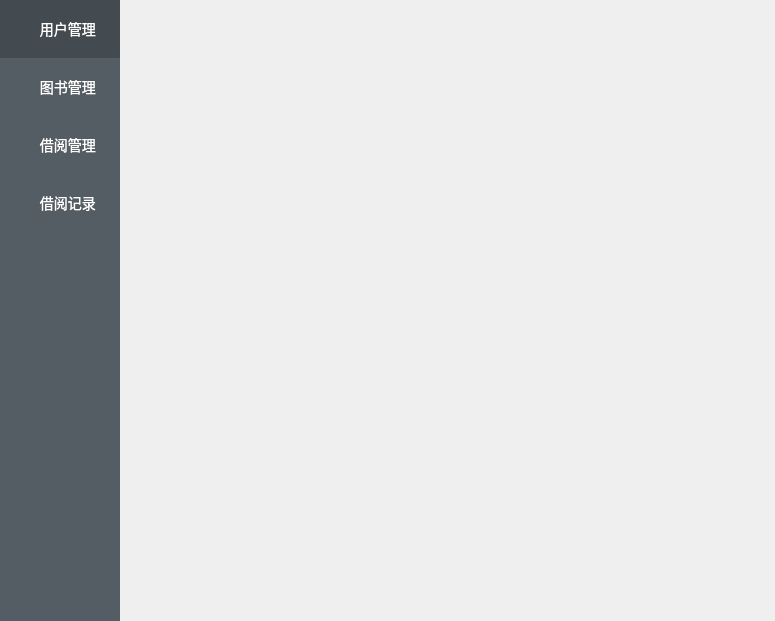
Qt form mainwindow.ui (zktkzc/qt_book_management_system) before a commit.
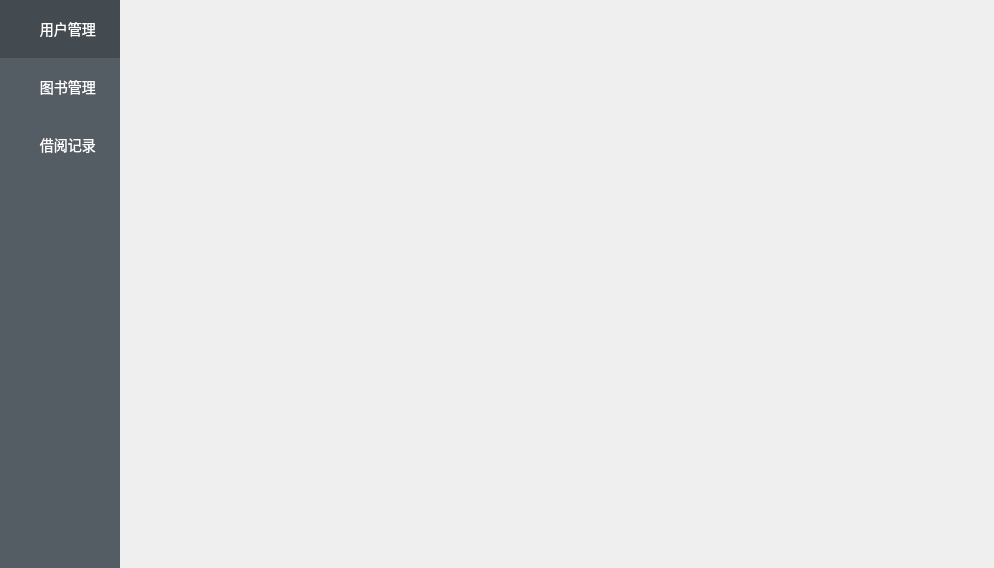
The same form after that commit. Icons and pictures are not drawn.

```diff
--- a/mainwindow.ui
+++ b/mainwindow.ui
@@ -6,12 +6,44 @@
    <rect>
     <x>0</x>
     <y>0</y>
-    <width>775</width>
-    <height>621</height>
+    <width>994</width>
+    <height>568</height>
    </rect>
   </property>
   <property name="windowTitle">
-   <string>MainWindow</string>
+   <string>Qt 图书管理系统</string>
+  </property>
+  <property name="styleSheet">
+   <string notr="true">QPushButton[name=&quot;btn&quot;]{
+	border-radius: 4px;
+	background: #409eff;
+	color: white;
+	font-size: 14px;
+	min-height: 28px;
+	min-width: 85px;
+	padding: 4px;
+}
+
+QLineEdit[name=&quot;le&quot;]{
+	border-radius: 4px;
+	min-height: 25px;
+	border: 1px solid gray;
+	max-width: 280px;
+	min-width: 280px;
+}
+
+QLabel[name=&quot;lb&quot;]{
+	font: 18px '黑体';	
+}
+
+QLabel[name=&quot;title&quot;]{
+	font: 14px '宋体';
+	color: blue;
+}
+
+QWidget[name=&quot;bg&quot;]{
+	background-color: white;
+}</string>
   </property>
   <widget class="QWidget" name="centralwidget">
    <property name="styleSheet">
@@ -76,19 +108,6 @@
        <property name="verticalSpacing">
         <number>0</number>
        </property>
-       <item row="4" column="0">
-        <spacer name="verticalSpacer">
-         <property name="orientation">
-          <enum>Qt::Vertical</enum>
-         </property>
-         <property name="sizeHint" stdset="0">
-          <size>
-           <width>20</width>
-           <height>40</height>
-          </size>
-         </property>
-        </spacer>
-       </item>
        <item row="0" column="0">
         <widget class="QToolButton" name="btn_user">
          <property name="sizePolicy">
@@ -121,7 +140,7 @@
          </property>
         </widget>
        </item>
-       <item row="3" column="0">
+       <item row="2" column="0">
         <widget class="QToolButton" name="btn_his">
          <property name="sizePolicy">
           <sizepolicy hsizetype="Expanding" vsizetype="Fixed">
@@ -142,32 +161,9 @@
           <iconset resource="res.qrc">
            <normaloff>:/res/tool.svg</normaloff>:/res/tool.svg</iconset>
          </property>
-         <property name="toolButtonStyle">
-          <enum>Qt::ToolButtonTextBesideIcon</enum>
+         <property name="checkable">
+          <bool>true</bool>
          </property>
-        </widget>
-       </item>
-       <item row="2" column="0">
-        <widget class="QToolButton" name="btn_record">
-         <property name="sizePolicy">
-          <sizepolicy hsizetype="Expanding" vsizetype="Fixed">
-           <horstretch>0</horstretch>
-           <verstretch>0</verstretch>
-          </sizepolicy>
-         </property>
-         <property name="maximumSize">
-          <size>
-           <width>120</width>
-           <height>16777215</height>
-          </size>
-         </property>
-         <property name="text">
-          <string> 借阅管理</string>
-         </property>
-         <property name="icon">
-          <iconset resource="res.qrc">
-           <normaloff>:/res/tool.svg</normaloff>:/res/tool.svg</iconset>
-         </property>
          <property name="toolButtonStyle">
           <enum>Qt::ToolButtonTextBesideIcon</enum>
          </property>
@@ -199,14 +195,24 @@
          </property>
         </widget>
        </item>
+       <item row="3" column="0">
+        <spacer name="verticalSpacer">
+         <property name="orientation">
+          <enum>Qt::Vertical</enum>
+         </property>
+         <property name="sizeHint" stdset="0">
+          <size>
+           <width>20</width>
+           <height>40</height>
+          </size>
+         </property>
+        </spacer>
+       </item>
       </layout>
      </widget>
     </item>
     <item row="0" column="1">
-     <widget class="QStackedWidget" name="stackedWidget">
-      <widget class="QWidget" name="page"/>
-      <widget class="QWidget" name="page_2"/>
-     </widget>
+     <widget class="QStackedWidget" name="stackedWidget"/>
     </item>
    </layout>
   </widget>
```
Left out of the diff: 15 changed lines with no effect on the pictures.
